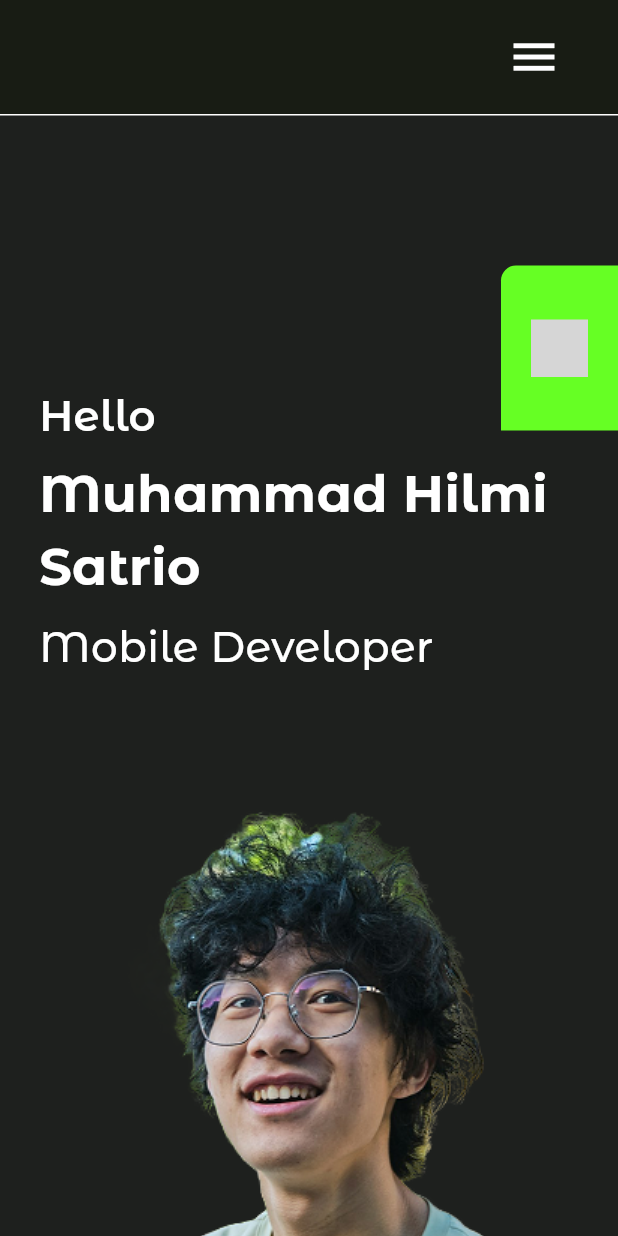
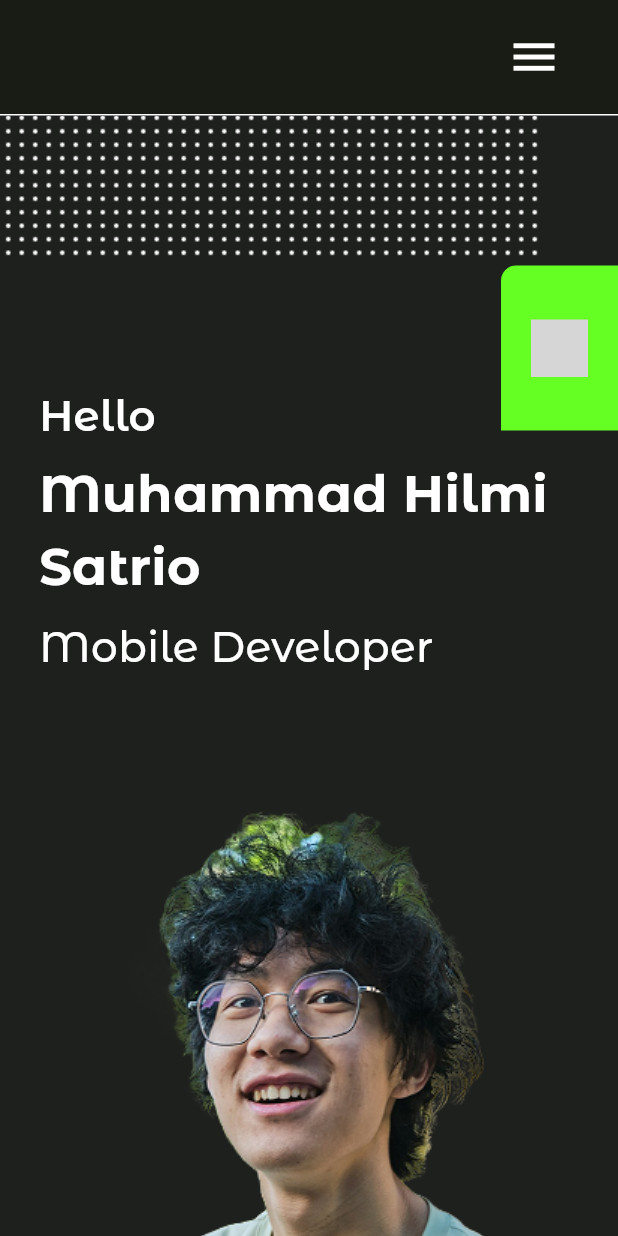
Before and after one commit to hilmisatrio16/portofolio-web-v2, a Flutter app: the screen it shows after launch, on a phone screen of 412 x 824 dp. Run offline on Flutter 3.47's test engine with Material 3 defaults, Android fonts, the phone set to English and light mode, and no system bars; drawn by our look-alikes of flutter_animate; our stand-ins replace get; missing offline and left inert: dart:js, iconify_flutter, text_marquee; project files that could hold a hidden picture were left out; grey boxes are pictures that could not be loaded.

Commit message:
initial commit

```diff
--- a/lib/features/dasboard/presentation/widgets/desktop_boarding.dart
+++ b/lib/features/dasboard/presentation/widgets/desktop_boarding.dart
@@ -1,12 +1,15 @@
 import 'dart:ui';
 
 import 'package:flutter/material.dart';
+import 'package:flutter_animate/flutter_animate.dart';
 import 'package:get/get.dart';
 import 'package:iconify_flutter/iconify_flutter.dart';
 import 'package:portofolio_web/features/dasboard/presentation/controllers/home_controller.dart';
 
 import '../../../../core/constants/constant_colors.dart';
 import '../../../../core/constants/iconify_assets.dart';
+
+import 'dart:js' as js;
 
 class DesktopBoarding extends StatelessWidget {
   const DesktopBoarding({
@@ -44,7 +47,7 @@ class DesktopBoarding extends StatelessWidget {
                         color: Colors.white,
                         fontWeight: FontWeight.w600,
                         fontSize: screenwidth >= 600 ? 36 : 28),
-                  ),
+                  ).animate().fade(duration: 1000.ms),
                   SizedBox(
                     height: 8,
                   ),
@@ -55,7 +58,7 @@ class DesktopBoarding extends StatelessWidget {
                         color: Colors.white,
                         fontWeight: FontWeight.w700,
                         fontSize: screenwidth >= 600 ? 42 : 34),
-                  ),
+                  ).animate().fadeIn(duration: 1000.ms, delay: 500.ms),
                   SizedBox(
                     height: 8,
                   ),
@@ -66,7 +69,7 @@ class DesktopBoarding extends StatelessWidget {
                         color: Colors.white,
                         fontWeight: FontWeight.w400,
                         fontSize: screenwidth >= 600 ? 36 : 28),
-                  ),
+                  ).animate().fade(duration: 1000.ms, delay: 1000.ms),
                 ],
               ),
             ),
@@ -74,7 +77,7 @@ class DesktopBoarding extends StatelessWidget {
               "assets/avatar_face.png",
               width: 400,
               height: 400,
-            )
+            ).animate().fade(duration: 1200.ms, delay: 800.ms)
           ],
         ),
       ),
@@ -86,8 +89,14 @@ class DesktopBoarding extends StatelessWidget {
             Obx(() => Visibility(
                 visible: controller.isHoveredContact.value,
                 child: Row(children: [
-                  Container(
-                    padding: EdgeInsets.symmetric(horizontal: 16, vertical: 24),
+                  InkWell(
+                    onTap: () {
+                      js.context.callMethod(
+                          'open', ["https://www.linkedin.com/in/mhilmisatrio"]);
+                    },
+                    child: Container(
+                      padding:
+                          EdgeInsets.symmetric(horizontal: 16, vertical: 24),
                       decoration: BoxDecoration(
                         color: Colors.white.withOpacity(0.2),
                         borderRadius: BorderRadius.circular(8),
@@ -110,11 +119,18 @@ class DesktopBoarding extends StatelessWidget {
                         ),
                       ),
                     ),
+                  ),
                   SizedBox(
                     width: 32,
                   ),
-                  Container(
-                    padding: EdgeInsets.symmetric(horizontal: 16, vertical: 24),
+                  InkWell(
+                    onTap: () {
+                      js.context.callMethod(
+                          'open', ["https://github.com/hilmisatrio16"]);
+                    },
+                    child: Container(
+                      padding:
+                          EdgeInsets.symmetric(horizontal: 16, vertical: 24),
                       decoration: BoxDecoration(
                         color: Colors.white.withOpacity(0.2),
                         borderRadius: BorderRadius.circular(8),
@@ -134,6 +150,7 @@ class DesktopBoarding extends StatelessWidget {
                                 size: 64,
                                 color: Colors.white,
                               )),
+                        ),
                       ),
                     ),
                   ),
@@ -160,7 +177,12 @@ class DesktopBoarding extends StatelessWidget {
                   color: Colors.white,
                   size: 38,
                 ),
-              ),
+              ).animate().slideX(
+                  begin: 1,
+                  end: 0,
+                  duration: 800.ms,
+                  curve: Curves.easeOut,
+                  delay: 1600.ms),
             ),
           ],
         ),
@@ -170,6 +192,9 @@ class DesktopBoarding extends StatelessWidget {
         bottom: 20,
         child: Image.asset("assets/dot_grid.png"),
       )
+          .animate()
+          .fade(duration: 1000.ms, delay: 1400.ms)
+          .slideX(begin: -1, end: 0, duration: 800.ms, curve: Curves.easeOut),
     ]);
   }
 }
--- a/pubspec.yaml
+++ b/pubspec.yaml
@@ -31,10 +31,11 @@ dependencies:
   cupertino_icons: ^1.0.8
   flutter:
     sdk: flutter
+  flutter_animate: ^4.5.2
+  get: ^4.7.2
   iconify_flutter: ^0.0.7
   marquee: ^2.3.0
   text_marquee: ^0.0.2
-  get: ^4.7.2
 
 dev_dependencies:
   flutter_lints: ^5.0.0
```
Also changed, not shown: pubspec.lock. Lines whose indentation alone changed are shown as unchanged.
